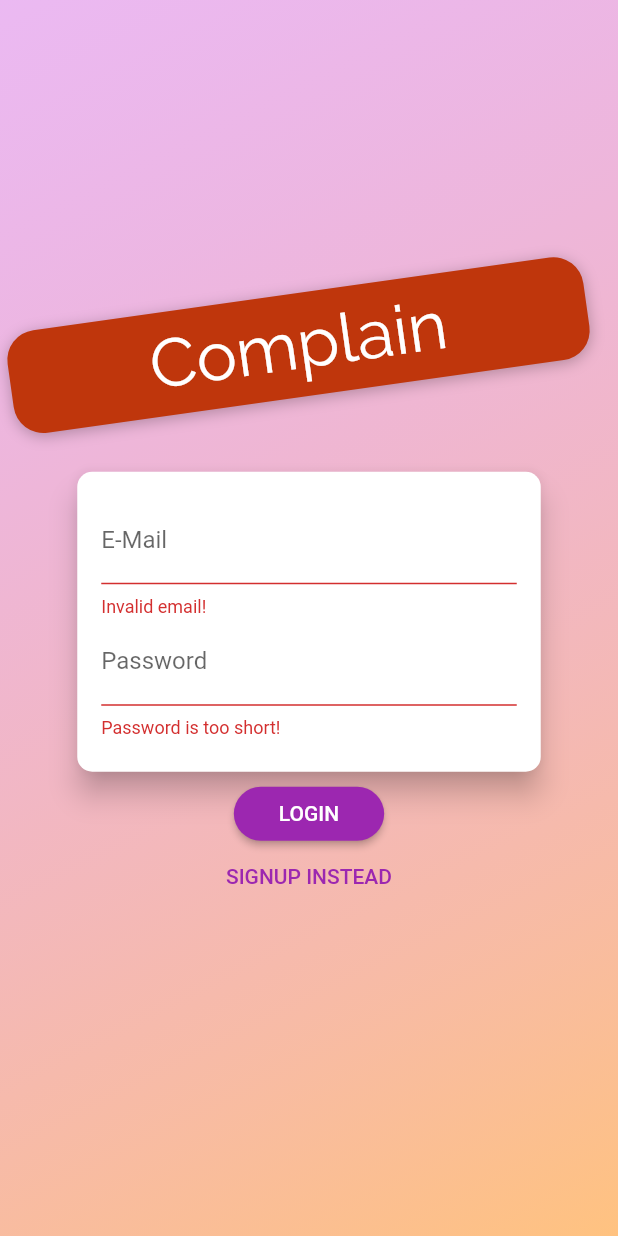
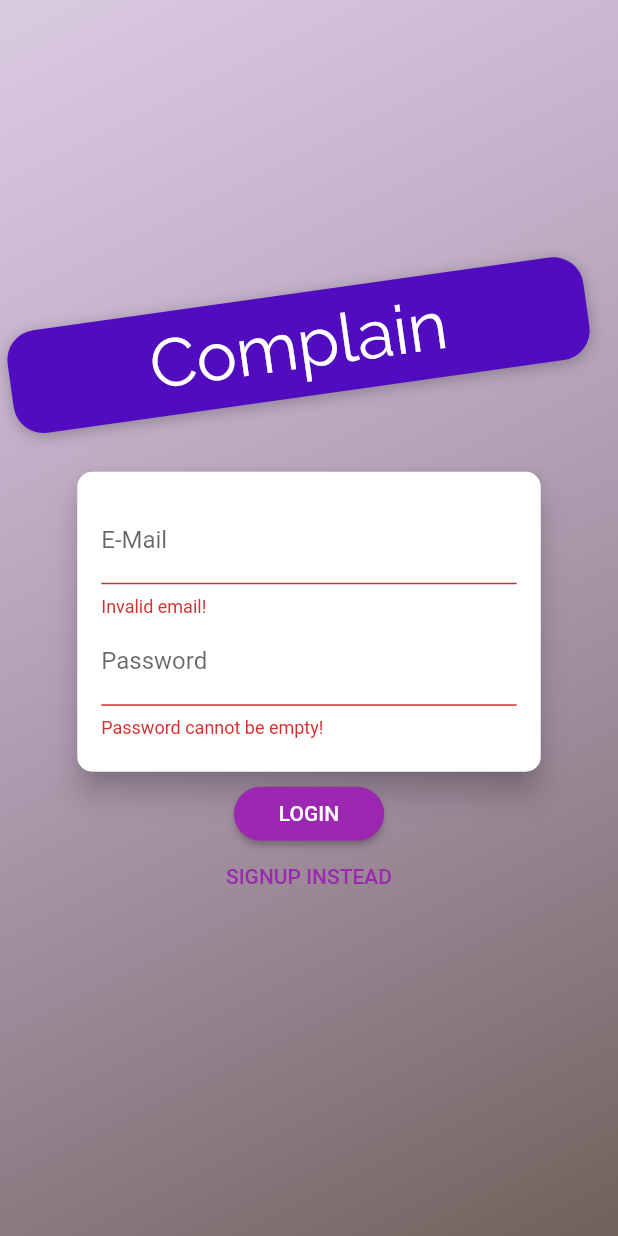
Before and after one commit to Ismail-Ai404/Flutter_complain_app, a Flutter app: the screen it shows after launch, after a tap on "LOGIN", on a phone screen of 412 x 824 dp. Run offline on Flutter 3.47's test engine with Material 2 defaults, Android fonts, the phone set to English and light mode, and no system bars; missing offline and left inert: dart:html.

Commit message:
Improvement on auth_screen

```diff
--- a/Project/App/complain_app/lib/screens/auth_screen.dart
+++ b/Project/App/complain_app/lib/screens/auth_screen.dart
@@ -20,8 +20,8 @@ class AuthScreen extends StatelessWidget {
             decoration: BoxDecoration(
               gradient: LinearGradient(
                 colors: [
-                  Color.fromRGBO(215, 117, 255, 1).withOpacity(0.5),
-                  Color.fromRGBO(255, 188, 117, 1).withOpacity(0.9),
+                  Color.fromARGB(255, 134, 84, 214).withOpacity(0.3),
+                  Color.fromARGB(255, 51, 30, 30).withOpacity(0.7),
                 ],
                 begin: Alignment.topLeft,
                 end: Alignment.bottomRight,
@@ -47,7 +47,7 @@ class AuthScreen extends StatelessWidget {
                       // ..translate(-10.0),
                       decoration: BoxDecoration(
                         borderRadius: BorderRadius.circular(20),
-                        color: Colors.deepOrange.shade900,
+                        color: Color.fromARGB(255, 81, 12, 191),
                         boxShadow: [
                           BoxShadow(
                             blurRadius: 8,
@@ -209,7 +209,8 @@ class _AuthCardState extends State<AuthCard> {
                           validator: (value) {
                             if (value.isEmpty ||
                                 !value.contains('01') ||
-                                value.length == 11) {
+                                value.length == 11 ||
+                                value.length == 13) {
                               return 'Invalid number!';
                             }
                             return null;
@@ -224,9 +225,9 @@ class _AuthCardState extends State<AuthCard> {
                         obscureText: true,
                         controller: _passwordController,
                         validator: (value) {
-                          if (value.isEmpty || value.length < 5) {
-                            return 'Password is too short!';
-                          }
+                          if (value.isEmpty) return 'Password cannot be empty!';
+                          if (value.length < 5) return 'Password too short';
+
                           return null;
                         },
                         onSaved: (value) {
```
